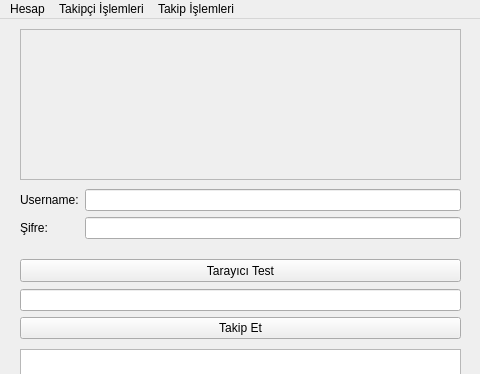
vektorelpython20/Selinsbot, file UI/AnaMenu.ui: the form before one commit; both pictures show x 0 to 480 and y 0 to 374 of the 480 by 640 pixel window.
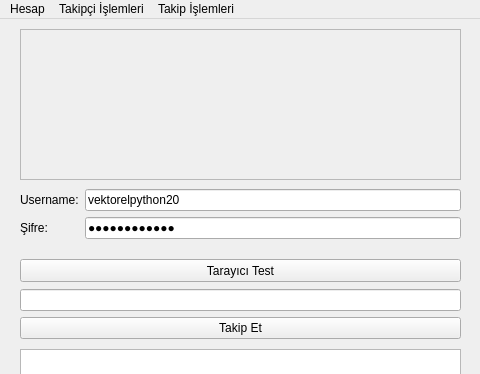
The form after the commit.

What changed in the file:
```diff
--- a/UI/AnaMenu.ui
+++ b/UI/AnaMenu.ui
@@ -64,10 +64,17 @@
     </property>
     <layout class="QFormLayout" name="formLayout">
      <item row="0" column="1">
-      <widget class="QLineEdit" name="txtUser"/>
+      <widget class="QLineEdit" name="txtUser">
+       <property name="text">
+        <string>vektorelpython20</string>
+       </property>
+      </widget>
      </item>
      <item row="1" column="1">
       <widget class="QLineEdit" name="txtPass">
+       <property name="text">
+        <string>Vektorel2004</string>
+       </property>
        <property name="echoMode">
         <enum>QLineEdit::Password</enum>
        </property>
```
